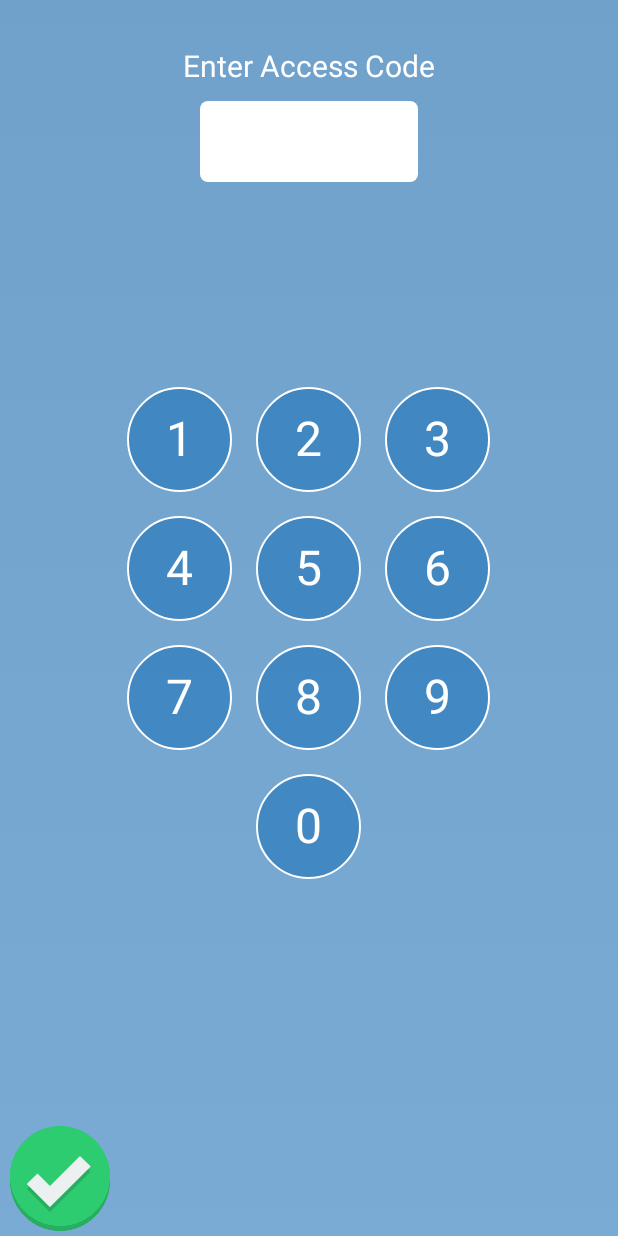
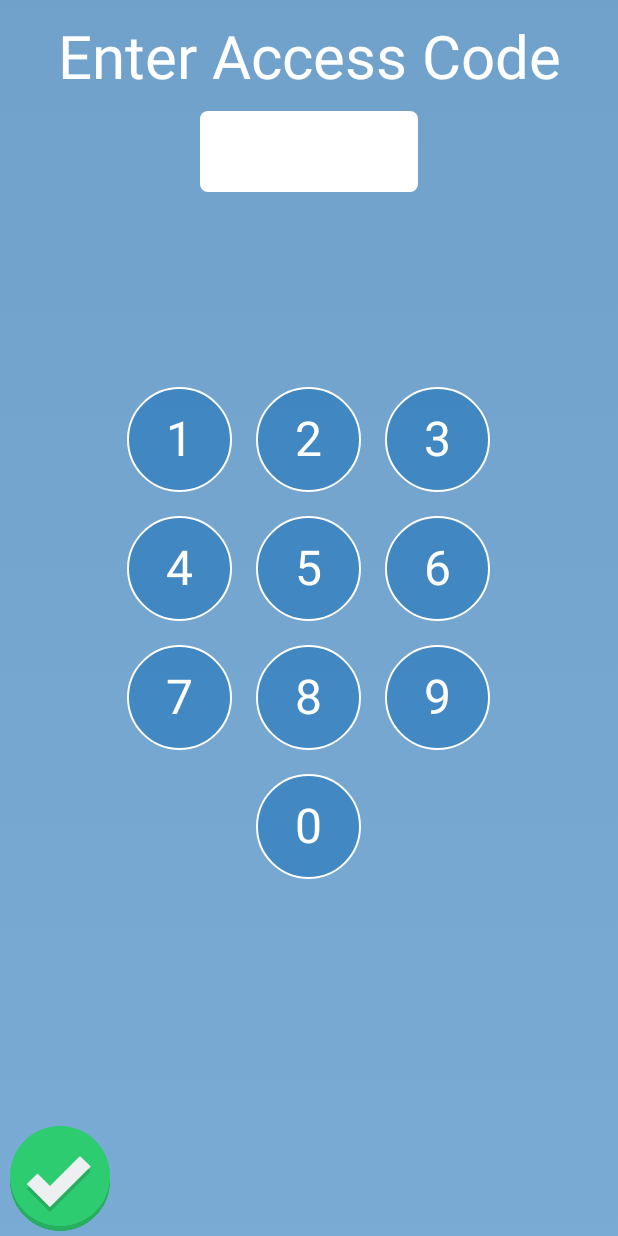
Before and after one commit to interamaster/Multiplicacion, an Android app: the LoginPadActivity screen opened directly, with no data from a screen before it, on a phone screen of 412 x 824 dp. Run offline under Robolectric (Android 15) with nearby library versions, the phone set to English and light mode, and no system bars.

```diff
--- a/app/src/main/res/layout/activity_login_pad.xml
+++ b/app/src/main/res/layout/activity_login_pad.xml
@@ -6,20 +6,20 @@
     android:background="@color/blue" >
 
     <TextView
-        android:id="@+id/activity_login_access_code"
+        android:id="@+id/preguntaMultiplicacion"
         android:layout_width="match_parent"
         android:layout_height="wrap_content"
         android:text="@string/activity_login_enter_access_code"
         android:textColor="@color/white"
-        android:textSize="@dimen/twenty_dp"
+        android:textSize="@dimen/fourty_dp"
         android:tag="Medium"
         android:gravity="center"
-        android:paddingTop="@dimen/thirty_dp"
+        android:paddingTop="@dimen/ten_dp"
         android:paddingBottom="@dimen/ten_dp"/>
 
     <RelativeLayout
         android:id="@+id/login_text_button_layout"
-        android:layout_below="@id/activity_login_access_code"
+        android:layout_below="@id/preguntaMultiplicacion"
         android:layout_width="match_parent"
         android:layout_height="wrap_content"
         android:gravity="center">
```
Also changed, not shown: app/src/main/java/jrdv/mio/com/entrenatablasmultiplicacion/LoginPadActivity.java (+88 -16 lines), 1 other file.
